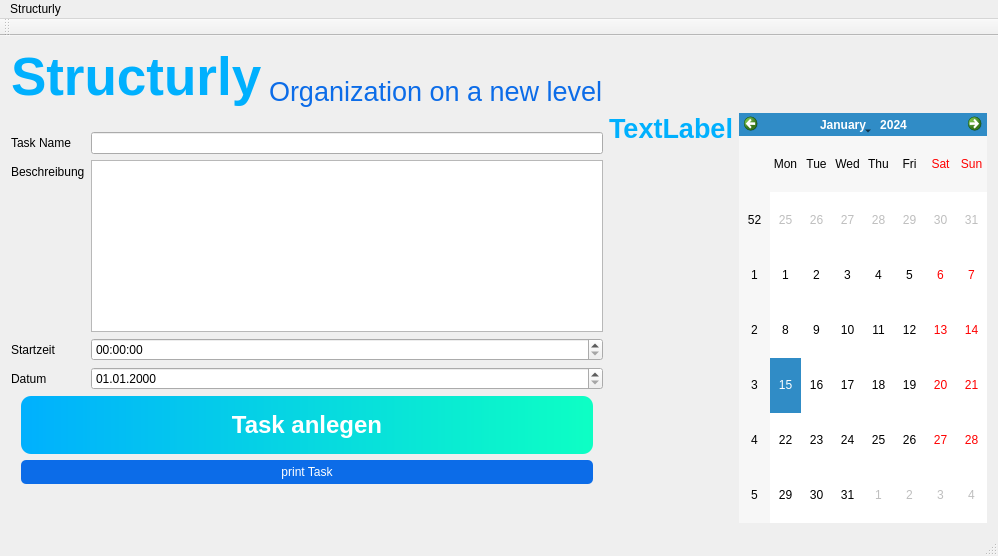
paulwag/Structurly, file src/qtdep_gui/mainwindow.ui: the form before one commit.
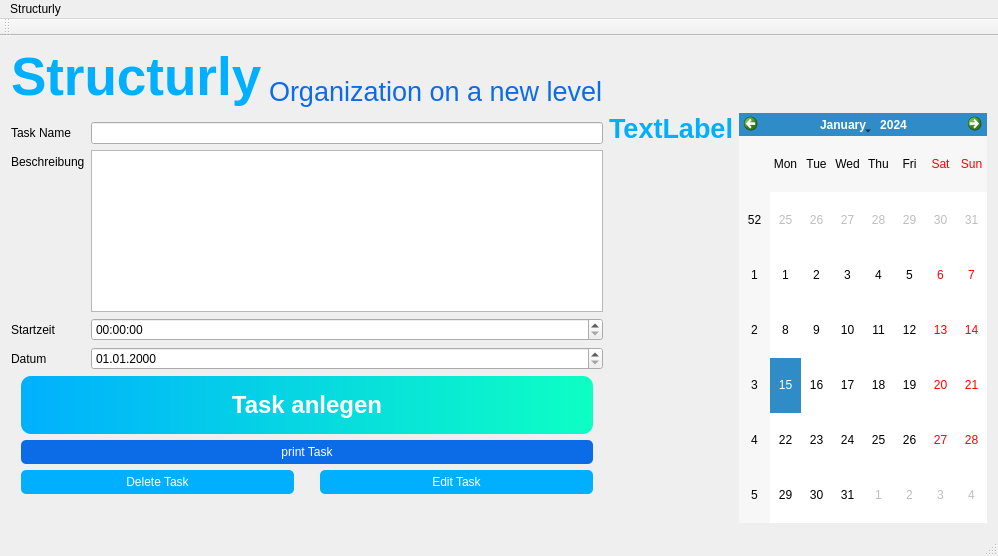
The form after the commit.

Commit message: Added Edit and Delete Btn

Patch:
```diff
--- a/src/qtdep_gui/mainwindow.ui
+++ b/src/qtdep_gui/mainwindow.ui
@@ -199,6 +199,38 @@
         </property>
        </widget>
       </item>
+      <item>
+       <layout class="QHBoxLayout" name="horizontalLayout_3">
+        <item>
+         <widget class="QPushButton" name="delete_btn">
+          <property name="styleSheet">
+           <string notr="true">margin: 0 10px;
+padding: 5px;
+background-color: rgba(0,176,254, 255);
+color: white; 
+border-radius: 5px;</string>
+          </property>
+          <property name="text">
+           <string>Delete Task</string>
+          </property>
+         </widget>
+        </item>
+        <item>
+         <widget class="QPushButton" name="edit_btn">
+          <property name="styleSheet">
+           <string notr="true">margin: 0 10px;
+padding: 5px;
+background-color: rgba(0,176,254, 255);
+color: white; 
+border-radius: 5px;</string>
+          </property>
+          <property name="text">
+           <string>Edit Task</string>
+          </property>
+         </widget>
+        </item>
+       </layout>
+      </item>
       <item>
        <widget class="QLabel" name="status_label">
         <property name="text">
```
Left out of the diff: 108 changed lines with no effect on the pictures. The commit also changes 2 other files.
